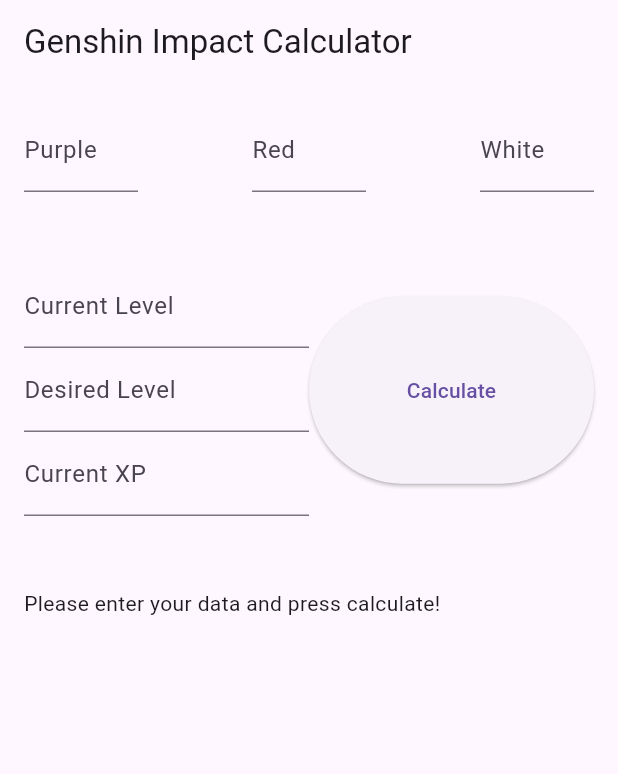
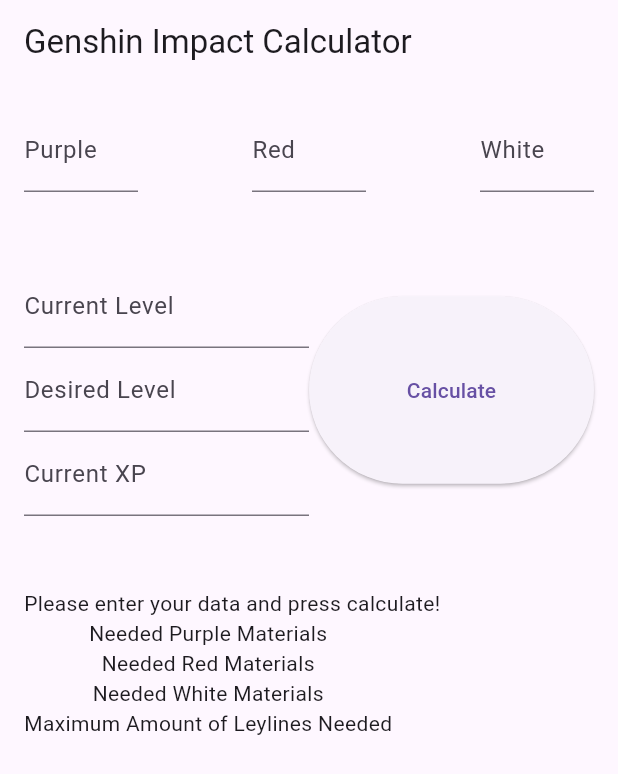
Before and after one commit to rtskeegan/genshin_calculator, a Flutter app: the screen it shows after launch, after a tap on "Calculate", on a phone screen of 412 x 824 dp. Shown: the top 774 px of the screen. Run offline on Flutter 3.47's test engine with Material 3 defaults, Android fonts, the phone set to English and light mode, and no system bars.

Commit message:
Added functionality to determine maximum amount of leylines needed to acquire needed materials. Formatted files.

```diff
--- a/lib/data/levelxp.dart
+++ b/lib/data/levelxp.dart
@@ -3,11 +3,7 @@
   final int toNext;
   final int total;
 
-  LevelXp({
-    required this.level,
-    required this.toNext,
-    required this.total,
-  });
+  LevelXp({required this.level, required this.toNext, required this.total});
 }
 
 final List<LevelXp> xpTable = [
--- a/lib/data/xp_material.dart
+++ b/lib/data/xp_material.dart
@@ -2,10 +2,7 @@
   final String name;
   final int amount;
 
-  XpMaterial({
-    required this.name,
-    required this.amount,
-  });
+  XpMaterial({required this.name, required this.amount});
 }
 
 final List<XpMaterial> xpMaterials = [
--- a/lib/view/calculator_view.dart
+++ b/lib/view/calculator_view.dart
@@ -23,19 +23,19 @@
   String neededPurples = '';
   String neededReds = '';
   String neededWhites = '';
+  String leylinesNeeded = '';
 
   @override
   Widget build(BuildContext context) {
     return Scaffold(
-      appBar: AppBar(
-        title: const Text("Genshin Impact Calculator"),
-      ),
+      appBar: AppBar(title: const Text("Genshin Impact Calculator")),
       body: Padding(
         padding: const EdgeInsets.all(16.0),
         child: Column(
           crossAxisAlignment: CrossAxisAlignment.start,
           children: [
-            Row(children: [
+            Row(
+              children: [
                 Expanded(
                   child: TextFormField(
                     decoration: InputDecoration(labelText: "Purple"),
@@ -65,7 +65,8 @@
                     },
                   ),
                 ),
-            ]),
+              ],
+            ),
             SizedBox(height: 48.0),
             Row(
               children: [
@@ -73,21 +74,27 @@
                   child: Column(
                     children: [
                       TextFormField(
-                        decoration: const InputDecoration(labelText: "Current Level"),
+                        decoration: const InputDecoration(
+                          labelText: "Current Level",
+                        ),
                         keyboardType: TextInputType.number,
                         onChanged: (value) {
                           currentLevel = value;
                         },
                       ),
                       TextFormField(
-                        decoration: const InputDecoration(labelText: "Desired Level"),
+                        decoration: const InputDecoration(
+                          labelText: "Desired Level",
+                        ),
                         keyboardType: TextInputType.number,
                         onChanged: (value) {
                           desiredLevel = value;
                         },
                       ),
                       TextFormField(
-                        decoration: const InputDecoration(labelText: "Current XP"),
+                        decoration: const InputDecoration(
+                          labelText: "Current XP",
+                        ),
                         keyboardType: TextInputType.number,
                         onChanged: (value) {
                           currentXP = value;
@@ -106,24 +113,19 @@
               ],
             ),
             SizedBox(height: 48.0),
-            Text(response == '' ? "Please enter your data and press calculate!" : response),
-            Row(children: [
-              Expanded(
-                child: Text(
-                  neededPurples
+            Text(
+              response == ''
+                  ? "Please enter your data and press calculate!"
+                  : response,
             ),
+            Column(
+              children: [
+                Text("Needed Purple Materials $neededPurples"),
+                Text("Needed Red Materials $neededReds"),
+                Text("Needed White Materials $neededWhites"),
+                Text("Maximum Amount of Leylines Needed $leylinesNeeded"),
+              ],
             ),
-              Expanded(
-                child: Text(
-                  neededReds
-                ),
-              ),
-              Expanded(
-                child: Text(
-                  neededWhites
-                ),
-              ),
-            ]),
           ],
         ),
       ),
@@ -136,27 +138,61 @@
     int neededRedsInt = 0;
     int neededWhitesInt = 0;
     num neededMaterialsVar = 0;
+    int neededLeylinesInt = 0;
     final int intCurrentXP = int.parse(currentXP);
-  final int intNeededXP = xpTable[int.parse(desiredLevel) - 1].total -  xpTable[int.parse(currentLevel) - 1].total;
-  final num finalAnswer = intNeededXP - intCurrentXP - (int.parse(totalPurpleMat) * 20000) - (int.parse(totalRedMat) * 5000) - (int.parse(totalWhiteMat) * 1000);
+    final int intNeededXP =
+        xpTable[int.parse(desiredLevel) - 1].total -
+        xpTable[int.parse(currentLevel) - 1].total;
+    final num finalAnswer =
+        intNeededXP -
+        intCurrentXP -
+        (int.parse(totalPurpleMat) * 20000) -
+        (int.parse(totalRedMat) * 5000) -
+        (int.parse(totalWhiteMat) * 1000);
     neededMaterialsVar = finalAnswer;
     while (neededMaterialsVar > 20000) {
       neededMaterialsVar -= 20000;
-    neededPurplesInt ++;
+      neededPurplesInt++;
     }
     while (neededMaterialsVar > 5000 && neededMaterialsVar < 20000) {
       neededMaterialsVar -= 5000;
-    neededRedsInt ++;
+      neededRedsInt++;
     }
     while (neededMaterialsVar >= 0 && neededMaterialsVar < 5000) {
       neededMaterialsVar -= 1000;
-    neededWhitesInt ++;
+      neededWhitesInt++;
     }
+    neededLeylinesInt = calculateRequiredLeylines(
+      neededWhitesInt,
+      neededRedsInt,
+      neededPurplesInt,
+    );
     setState(() {
       finalAnswer <= 0 ? response = 'Farmed' : response = 'Not done';
       neededPurples = neededPurplesInt.toString();
       neededReds = neededRedsInt.toString();
       neededWhites = neededWhitesInt.toString();
+      leylinesNeeded = neededLeylinesInt.toString();
     });
   }
 }
+
+int calculateRequiredLeylines(
+  int neededWhites,
+  int neededReds,
+  int neededPurples,
+) {
+  int leylinesNeeded = 0;
+  if (neededWhites != 0) {
+    while (neededWhites > 0) {
+      neededWhites -= 5;
+      neededReds++;
+    }
+  }
+  while (neededReds > 0 || neededPurples > 0) {
+    leylinesNeeded++;
+    neededReds -= 6;
+    neededPurples -= 4;
+  }
+  return leylinesNeeded;
+}
```
Also changed, not shown: lib/data/leyline.dart (+12 -45 lines). Lines whose indentation alone changed are shown as unchanged.
